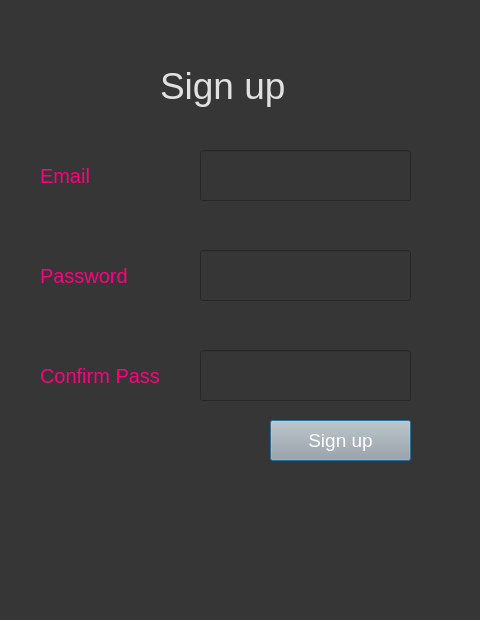
Old version of the form UI/createacc.ui in the repository yarlagaddajeevika/Parental-Control-using-screen-recording.
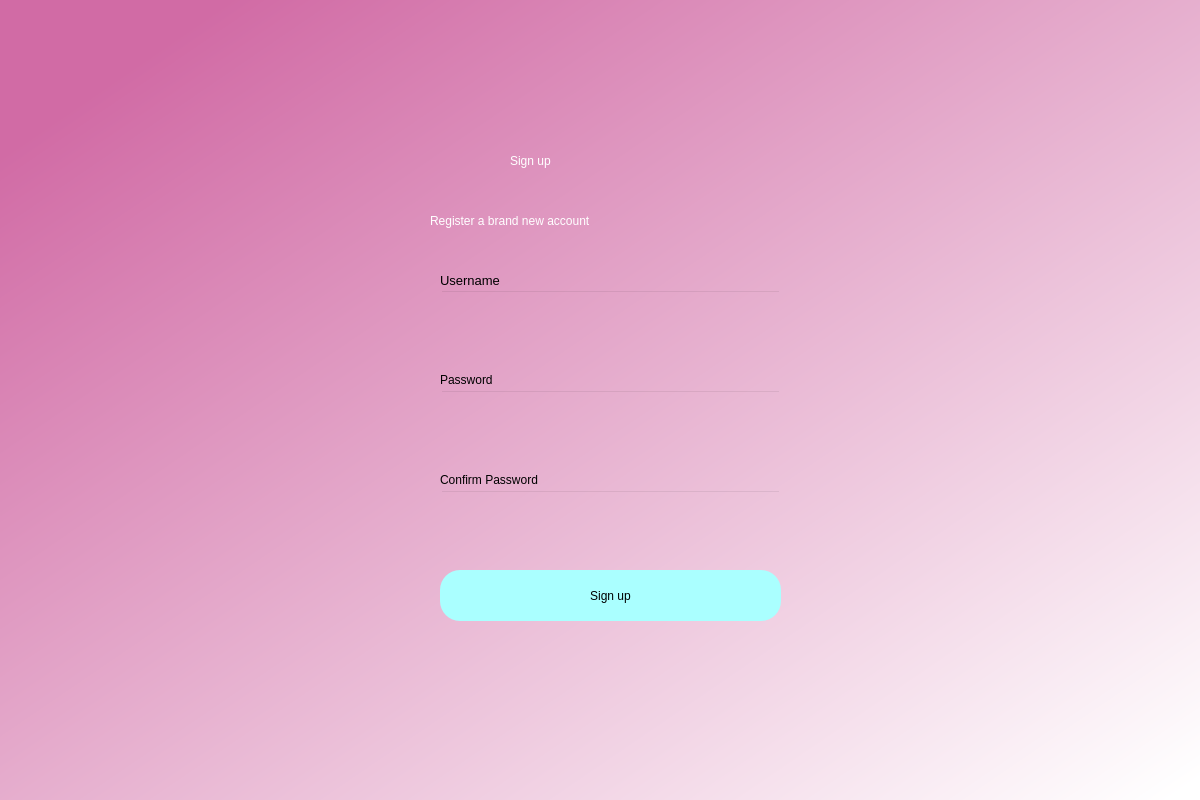
New version of the form.

The edit to the form file:
```diff
--- a/UI/createacc.ui
+++ b/UI/createacc.ui
@@ -6,27 +6,37 @@
    <rect>
     <x>0</x>
     <y>0</y>
-    <width>480</width>
-    <height>620</height>
+    <width>1200</width>
+    <height>800</height>
    </rect>
   </property>
   <property name="windowTitle">
    <string>Dialog</string>
   </property>
+  <widget class="QWidget" name="bgwidget" native="true">
+   <property name="geometry">
+    <rect>
+     <x>0</x>
+     <y>0</y>
+     <width>1201</width>
+     <height>801</height>
+    </rect>
+   </property>
   <property name="styleSheet">
-   <string notr="true">background-color: rgb(54, 54, 54);</string>
+    <string notr="true">QWidget#bgwidget{
+background-color:qlineargradient(spread:pad, x1:0.091, y1:0.101636, x2:0.991379, y2:0.977, stop:0 rgba(209, 107, 165, 255), stop:1 rgba(255, 255, 255, 255));}</string>
   </property>
   <widget class="QLabel" name="label">
    <property name="geometry">
     <rect>
-     <x>160</x>
-     <y>50</y>
-     <width>171</width>
-     <height>71</height>
+      <x>510</x>
+      <y>110</y>
+      <width>601</width>
+      <height>101</height>
     </rect>
    </property>
    <property name="styleSheet">
-    <string notr="true">color:rgb(225, 225, 225); font-size:28pt;</string>
+     <string notr="true">font: 36pt &quot;MS Shell Dlg 2&quot;; color:rgb(255, 255, 255)</string>
    </property>
    <property name="text">
     <string>Sign up</string>
@@ -35,111 +45,152 @@
   <widget class="QLabel" name="label_2">
    <property name="geometry">
     <rect>
-     <x>40</x>
-     <y>160</y>
-     <width>101</width>
-     <height>31</height>
-    </rect>
-   </property>
-   <property name="styleSheet">
-    <string notr="true">font-size:15pt; color:rgb(255, 0, 127)</string>
-   </property>
-   <property name="text">
-    <string>Email</string>
-   </property>
-  </widget>
-  <widget class="QLineEdit" name="email">
-   <property name="geometry">
-    <rect>
-     <x>200</x>
-     <y>150</y>
-     <width>211</width>
-     <height>51</height>
-    </rect>
-   </property>
-   <property name="styleSheet">
-    <string notr="true">font-size:14pt; color:rgb(243, 243, 243)</string>
-   </property>
-  </widget>
-  <widget class="QLineEdit" name="password">
-   <property name="geometry">
-    <rect>
-     <x>200</x>
-     <y>250</y>
-     <width>211</width>
-     <height>51</height>
-    </rect>
-   </property>
-   <property name="styleSheet">
-    <string notr="true">font-size:14pt; color:rgb(243, 243, 243)</string>
-   </property>
-   <property name="text">
-    <string/>
-   </property>
-  </widget>
-  <widget class="QLabel" name="label_3">
-   <property name="geometry">
-    <rect>
-     <x>40</x>
-     <y>260</y>
-     <width>111</width>
-     <height>31</height>
-    </rect>
-   </property>
-   <property name="styleSheet">
-    <string notr="true">font-size:15pt; color:rgb(255, 0, 127)</string>
-   </property>
-   <property name="text">
-    <string>Password</string>
-   </property>
-  </widget>
-  <widget class="QPushButton" name="signupbutton">
-   <property name="geometry">
-    <rect>
-     <x>270</x>
-     <y>420</y>
-     <width>141</width>
+      <x>430</x>
+      <y>200</y>
+      <width>681</width>
      <height>41</height>
     </rect>
    </property>
    <property name="styleSheet">
-    <string notr="true">background-color: rgb(167, 168, 167); font-size:14pt; color:rgb(255, 255, 255)</string>
+     <string notr="true">font: 16pt &quot;MS Shell Dlg 2&quot;;color:rgb(255, 255, 255)</string>
+    </property>
+    <property name="text">
+     <string>Register a brand new account</string>
+    </property>
+   </widget>
+   <widget class="QPushButton" name="signup">
+    <property name="geometry">
+     <rect>
+      <x>440</x>
+      <y>570</y>
+      <width>341</width>
+      <height>51</height>
+     </rect>
+    </property>
+    <property name="styleSheet">
+     <string notr="true">border-radius:20px;
+background-color: rgb(170, 255, 255);
+font: 14pt &quot;MS Shell Dlg 2&quot;;</string>
    </property>
    <property name="text">
     <string>Sign up</string>
    </property>
   </widget>
-  <widget class="QLineEdit" name="confirmpass">
+   <widget class="QLineEdit" name="emailfield">
    <property name="geometry">
     <rect>
-     <x>200</x>
-     <y>350</y>
-     <width>211</width>
+      <x>440</x>
+      <y>290</y>
+      <width>341</width>
      <height>51</height>
     </rect>
    </property>
    <property name="styleSheet">
-    <string notr="true">font-size:14pt; color:rgb(243, 243, 243)</string>
+     <string notr="true">background-color:rgba(0,0,0,0);
+font: 12pt &quot;MS Shell Dlg 2&quot;;</string>
+    </property>
+   </widget>
+   <widget class="QLineEdit" name="passwordfield">
+    <property name="geometry">
+     <rect>
+      <x>440</x>
+      <y>390</y>
+      <width>341</width>
+      <height>51</height>
+     </rect>
+    </property>
+    <property name="styleSheet">
+     <string notr="true">background-color:rgba(0,0,0,0);
+font: 12pt &quot;MS Shell Dlg 2&quot;;</string>
+    </property>
+   </widget>
+   <widget class="QLabel" name="label_3">
+    <property name="geometry">
+     <rect>
+      <x>440</x>
+      <y>270</y>
+      <width>101</width>
+      <height>20</height>
+     </rect>
+    </property>
+    <property name="font">
+     <font>
+      <family>MS Shell Dlg 2</family>
+      <pointsize>10</pointsize>
+      <weight>50</weight>
+      <italic>false</italic>
+      <bold>false</bold>
+     </font>
+    </property>
+    <property name="styleSheet">
+     <string notr="true">font: 10pt &quot;MS Shell Dlg 2&quot;;</string>
    </property>
    <property name="text">
-    <string/>
+     <string>Username</string>
    </property>
   </widget>
   <widget class="QLabel" name="label_4">
    <property name="geometry">
     <rect>
-     <x>40</x>
-     <y>360</y>
-     <width>151</width>
-     <height>31</height>
+      <x>440</x>
+      <y>370</y>
+      <width>101</width>
+      <height>20</height>
     </rect>
    </property>
    <property name="styleSheet">
-    <string notr="true">font-size:15pt; color:rgb(255, 0, 127)</string>
+     <string notr="true">font: 10pt &quot;MS Shell Dlg 2&quot;;</string>
    </property>
    <property name="text">
-    <string>Confirm Pass</string>
-   </property>
+     <string>Password</string>
+    </property>
+   </widget>
+   <widget class="QLabel" name="error">
+    <property name="geometry">
+     <rect>
+      <x>440</x>
+      <y>540</y>
+      <width>541</width>
+      <height>20</height>
+     </rect>
+    </property>
+    <property name="styleSheet">
+     <string notr="true">font: 12pt &quot;MS Shell Dlg 2&quot;; color:red;</string>
+    </property>
+    <property name="text">
+     <string/>
+    </property>
+   </widget>
+   <widget class="QLabel" name="label_5">
+    <property name="geometry">
+     <rect>
+      <x>440</x>
+      <y>470</y>
+      <width>241</width>
+      <height>20</height>
+     </rect>
+    </property>
+    <property name="styleSheet">
+     <string notr="true">font: 10pt &quot;MS Shell Dlg 2&quot;;</string>
+    </property>
+    <property name="text">
+     <string>Confirm Password</string>
+    </property>
+   </widget>
+   <widget class="QLineEdit" name="confirmpasswordfield">
+    <property name="geometry">
+     <rect>
+      <x>440</x>
+      <y>490</y>
+      <width>341</width>
+      <height>51</height>
+     </rect>
+    </property>
+    <property name="styleSheet">
+     <string notr="true">background-color:rgba(0,0,0,0);
+font: 12pt &quot;MS Shell Dlg 2&quot;;</string>
+    </property>
+   </widget>
   </widget>
  </widget>
  <resources/>
```
Lines whose indentation alone changed are shown as unchanged.
